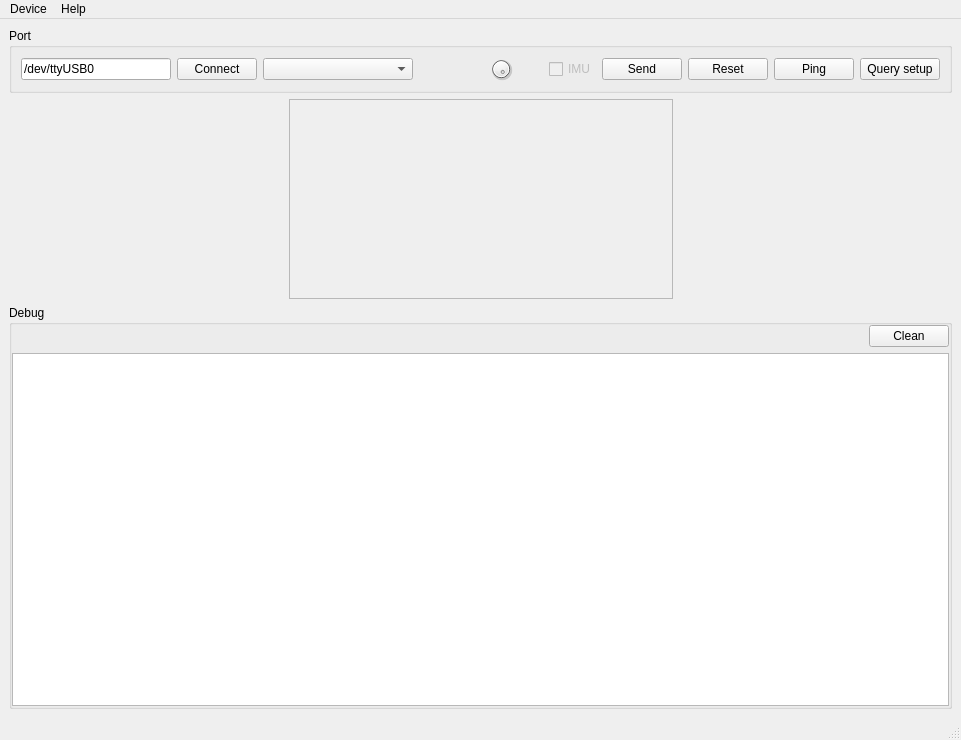
Old version of the form src/nxusb_main.ui in the repository Wohlstand/NXUSB-UART-Client.
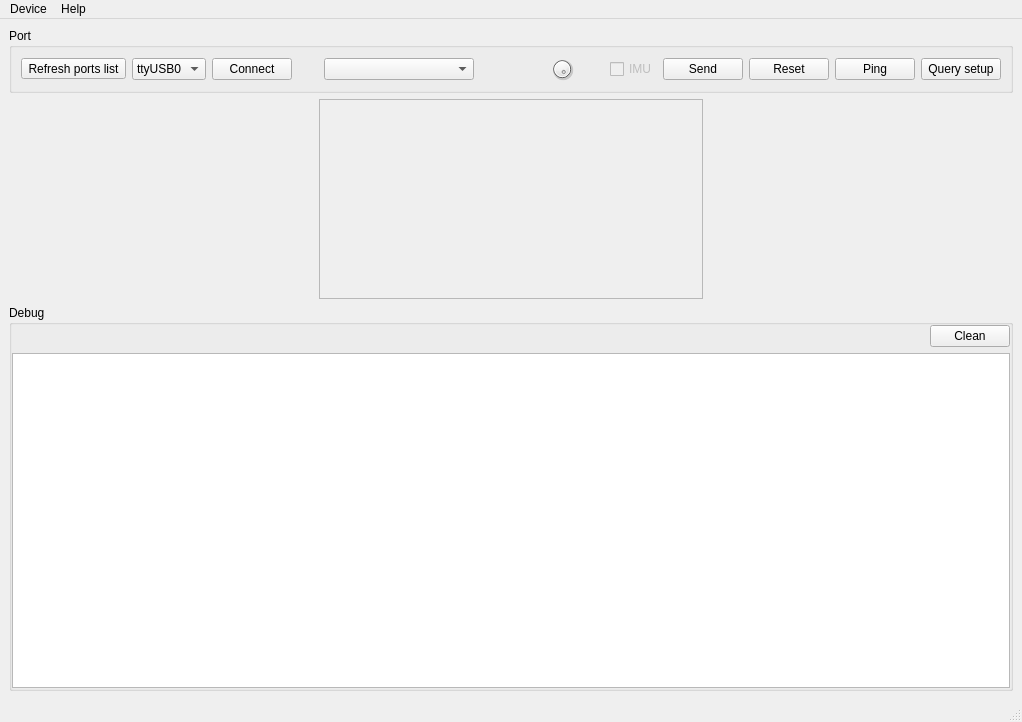
New version of the form. Icons and pictures are not drawn. Custom widgets are drawn as their Qt base class.

Commit message: Redo the ports list into combo-box, and added Russian translation

What changed in the file:
```diff
--- a/src/nxusb_main.ui
+++ b/src/nxusb_main.ui
@@ -6,8 +6,8 @@
    <rect>
     <x>0</x>
     <y>0</y>
-    <width>869</width>
-    <height>740</height>
+    <width>1022</width>
+    <height>722</height>
    </rect>
   </property>
   <property name="windowTitle">
@@ -119,18 +119,37 @@
       <property name="title">
        <string>Port</string>
       </property>
-      <layout class="QHBoxLayout" name="horizontalLayout" stretch="0,0,0,0,0,0,0,0,0,0,0,0">
+      <layout class="QHBoxLayout" name="horizontalLayout" stretch="0,0,0,0,0,0,0,0,0,0,0,0,0">
        <item>
-        <widget class="QLineEdit" name="serialPort">
-         <property name="minimumSize">
-          <size>
-           <width>150</width>
-           <height>0</height>
-          </size>
+        <widget class="QToolButton" name="serialRefresh">
+         <property name="toolTip">
+          <string>Refresh the list of available ports</string>
          </property>
          <property name="text">
-          <string>/dev/ttyUSB0</string>
+          <string>Refresh ports list</string>
          </property>
+         <property name="icon">
+          <iconset resource="../res/nxusb.qrc">
+           <normaloff>:/tools/refresh.png</normaloff>:/tools/refresh.png</iconset>
+         </property>
+         <property name="popupMode">
+          <enum>QToolButton::InstantPopup</enum>
+         </property>
+        </widget>
+       </item>
+       <item>
+        <widget class="QComboBox" name="serialPort">
+         <property name="toolTip">
+          <string>The serial port with the UART adapter.</string>
+         </property>
+         <property name="currentText">
+          <string notr="true">ttyUSB0</string>
+         </property>
+         <item>
+          <property name="text">
+           <string notr="true">ttyUSB0</string>
+          </property>
+         </item>
         </widget>
        </item>
        <item>
@@ -316,7 +335,7 @@
     <rect>
      <x>0</x>
      <y>0</y>
-     <width>869</width>
+     <width>1022</width>
      <height>20</height>
     </rect>
    </property>
```
Left out of the diff: 108 changed lines with no effect on the pictures. The commit also changes 9 other files.
